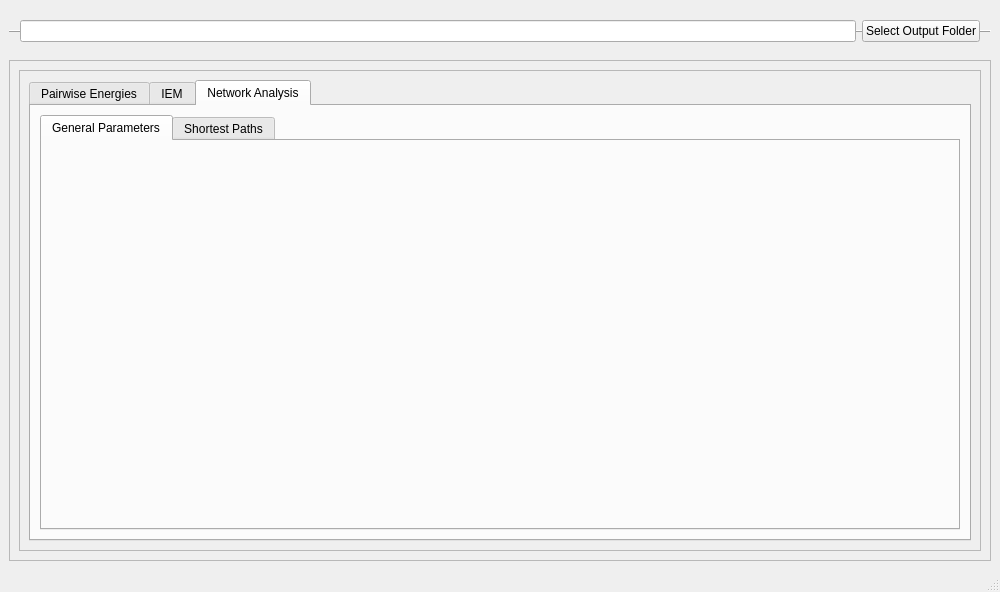
Old version of the form getresinten/viewResultsGUI.ui in the repository osercinoglu/grinn.
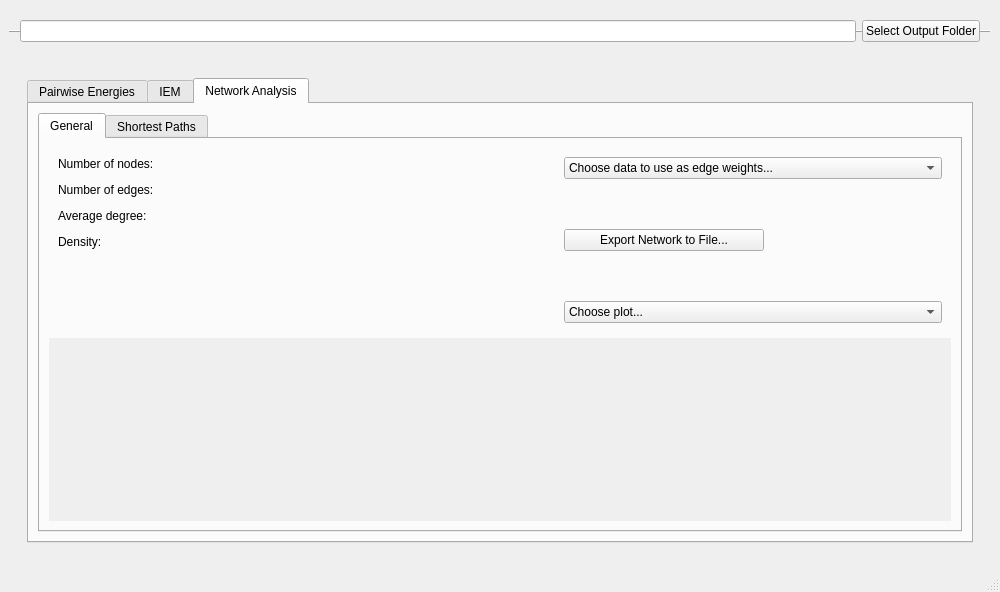
New version of the form. The open tabs and pages were chosen to show the change. Icons and pictures are not drawn.

Commit message: First attempts to include general network parameters on GUI

What changed in the file:
```diff
--- a/getresinten/viewResultsGUI.ui
+++ b/getresinten/viewResultsGUI.ui
@@ -79,7 +79,7 @@
        </sizepolicy>
       </property>
       <property name="frameShape">
-       <enum>QFrame::StyledPanel</enum>
+       <enum>QFrame::NoFrame</enum>
       </property>
       <property name="frameShadow">
        <enum>QFrame::Raised</enum>
@@ -94,7 +94,7 @@
           </sizepolicy>
          </property>
          <property name="frameShape">
-          <enum>QFrame::StyledPanel</enum>
+          <enum>QFrame::NoFrame</enum>
          </property>
          <property name="frameShadow">
           <enum>QFrame::Raised</enum>
@@ -114,6 +114,12 @@
               <height>0</height>
              </size>
             </property>
+            <property name="tabPosition">
+             <enum>QTabWidget::North</enum>
+            </property>
+            <property name="tabShape">
+             <enum>QTabWidget::Rounded</enum>
+            </property>
             <property name="currentIndex">
              <number>2</number>
             </property>
@@ -316,13 +322,206 @@
                   <verstretch>1</verstretch>
                  </sizepolicy>
                 </property>
+                <property name="tabPosition">
+                 <enum>QTabWidget::North</enum>
+                </property>
+                <property name="tabShape">
+                 <enum>QTabWidget::Rounded</enum>
+                </property>
                 <property name="currentIndex">
                  <number>1</number>
                 </property>
-                <widget class="QWidget" name="tab_GeneralParameters">
+                <widget class="QWidget" name="tab_GeneralNetwork">
+                 <property name="sizePolicy">
+                  <sizepolicy hsizetype="Expanding" vsizetype="Expanding">
+                   <horstretch>0</horstretch>
+                   <verstretch>0</verstretch>
+                  </sizepolicy>
+                 </property>
                  <attribute name="title">
-                  <string>General Parameters</string>
+                  <string>General</string>
                  </attribute>
+                 <layout class="QVBoxLayout" name="verticalLayout_8">
+                  <property name="sizeConstraint">
+                   <enum>QLayout::SetMaximumSize</enum>
+                  </property>
+                  <item>
+                   <widget class="QFrame" name="frame_NetworkParameters">
+                    <property name="sizePolicy">
+                     <sizepolicy hsizetype="MinimumExpanding" vsizetype="Expanding">
+                      <horstretch>0</horstretch>
+                      <verstretch>0</verstretch>
+                     </sizepolicy>
+                    </property>
+                    <property name="frameShape">
+                     <enum>QFrame::NoFrame</enum>
+                    </property>
+                    <property name="frameShadow">
+                     <enum>QFrame::Raised</enum>
+                    </property>
+                    <layout class="QGridLayout" name="gridLayout">
+                     <item row="8" column="1">
+                      <widget class="QComboBox" name="comboBox">
+                       <property name="sizePolicy">
+                        <sizepolicy hsizetype="MinimumExpanding" vsizetype="Minimum">
+                         <horstretch>0</horstretch>
+                         <verstretch>0</verstretch>
+                        </sizepolicy>
+                       </property>
+                       <property name="maximumSize">
+                        <size>
+                         <width>500</width>
+                         <height>25</height>
+                        </size>
+                       </property>
+                       <item>
+                        <property name="text">
+                         <string>Choose plot...</string>
+                        </property>
+                       </item>
+                       <item>
+                        <property name="text">
+                         <string>Degree</string>
+                        </property>
+                       </item>
+                       <item>
+                        <property name="text">
+                         <string>Betweenness Centrality</string>
+                        </property>
+                       </item>
+                      </widget>
+                     </item>
+                     <item row="0" column="0" rowspan="9">
+                      <widget class="QLabel" name="label_4">
+                       <property name="sizePolicy">
+                        <sizepolicy hsizetype="Expanding" vsizetype="Expanding">
+                         <horstretch>0</horstretch>
+                         <verstretch>0</verstretch>
+                        </sizepolicy>
+                       </property>
+                       <property name="minimumSize">
+                        <size>
+                         <width>500</width>
+                         <height>0</height>
+                        </size>
+                       </property>
+                       <property name="text">
+                        <string>&lt;html&gt;&lt;head/&gt;&lt;body&gt;&lt;p&gt;Number of nodes:&lt;/p&gt;&lt;p&gt;Number of edges:&lt;/p&gt;&lt;p&gt;Average degree:&lt;/p&gt;&lt;p&gt;Density:&lt;br/&gt;&lt;/p&gt;&lt;/body&gt;&lt;/html&gt;</string>
+                       </property>
+                       <property name="alignment">
+                        <set>Qt::AlignLeading|Qt::AlignLeft|Qt::AlignTop</set>
+                       </property>
+                      </widget>
+                     </item>
+                     <item row="0" column="1">
+                      <widget class="QComboBox" name="comboBox_2">
+                       <property name="sizePolicy">
+                        <sizepolicy hsizetype="MinimumExpanding" vsizetype="Minimum">
+                         <horstretch>0</horstretch>
+                         <verstretch>0</verstretch>
+                        </sizepolicy>
+                       </property>
+                       <property name="maximumSize">
+                        <size>
+                         <width>500</width>
+                         <height>25</height>
+                        </size>
+                       </property>
+                       <item>
+                        <property name="text">
+                         <string>Choose data to use as edge weights...</string>
+                        </property>
+                       </item>
+                       <item>
+                        <property name="text">
+                         <string>Mean Interaction Energy</string>
+                        </property>
+                       </item>
+                       <item>
+                        <property name="text">
+                         <string>Total Residue Correlation</string>
+                        </property>
+                       </item>
+                      </widget>
+                     </item>
+                     <item row="4" column="1">
+                      <widget class="QPushButton" name="pushButton">
+                       <property name="sizePolicy">
+                        <sizepolicy hsizetype="Fixed" vsizetype="Minimum">
+                         <horstretch>1</horstretch>
+                         <verstretch>0</verstretch>
+                        </sizepolicy>
+                       </property>
+                       <property name="maximumSize">
+                        <size>
+                         <width>200</width>
+                         <height>30</height>
+                        </size>
+                       </property>
+                       <property name="layoutDirection">
+                        <enum>Qt::LeftToRight</enum>
+                       </property>
+                       <property name="text">
+                        <string>Export Network to File...</string>
+                       </property>
+                      </widget>
+                     </item>
+                    </layout>
+                   </widget>
+                  </item>
+                  <item>
+                   <widget class="QScrollArea" name="scrollArea_NetworkParametersPlot">
+                    <property name="sizePolicy">
+                     <sizepolicy hsizetype="Expanding" vsizetype="MinimumExpanding">
+                      <horstretch>0</horstretch>
+                      <verstretch>0</verstretch>
+                     </sizepolicy>
+                    </property>
+                    <property name="minimumSize">
+                     <size>
+                      <width>0</width>
+                      <height>150</height>
+                     </size>
+                    </property>
+                    <property name="maximumSize">
+                     <size>
+                      <width>16777215</width>
+                      <height>400</height>
+                     </size>
+                    </property>
+                    <property name="frameShape">
+                     <enum>QFrame::NoFrame</enum>
+                    </property>
+                    <property name="widgetResizable">
+                     <bool>true</bool>
+                    </property>
+                    <widget class="QWidget" name="scrollAreaWidgetContents">
+                     <property name="geometry">
+                      <rect>
+                       <x>0</x>
+                       <y>0</y>
+                       <width>902</width>
+                       <height>181</height>
+                      </rect>
+                     </property>
+                     <property name="sizePolicy">
+                      <sizepolicy hsizetype="Expanding" vsizetype="Minimum">
+                       <horstretch>0</horstretch>
+                       <verstretch>0</verstretch>
+                      </sizepolicy>
+                     </property>
+                     <property name="minimumSize">
+                      <size>
+                       <width>0</width>
+                       <height>150</height>
+                      </size>
+                     </property>
+                     <zorder>frame_NetworkParameters</zorder>
+                     <zorder>frame_NetworkParameters</zorder>
+                    </widget>
+                   </widget>
+                  </item>
+                 </layout>
                 </widget>
                 <widget class="QWidget" name="tab_ShortestPaths">
                  <property name="sizePolicy">
```
Left out of the diff: 14 changed lines with no effect on the pictures. The commit also changes 4 other files.
